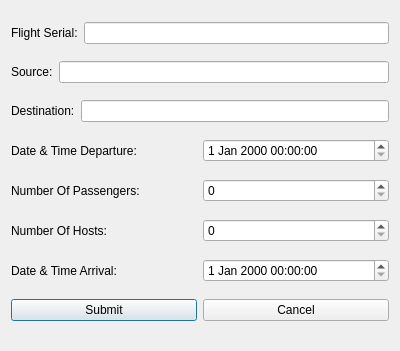
The window that MyProj/addflightdialog.ui (shahabbadihi/airport_managementt) describes before a commit, drawn with Qt 5.
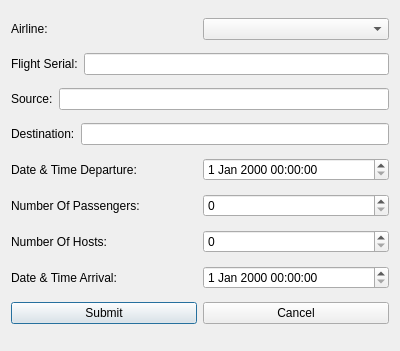
The same window after the commit.

Diff of the .ui file:
```diff
--- a/MyProj/addflightdialog.ui
+++ b/MyProj/addflightdialog.ui
@@ -14,6 +14,20 @@
    <string>Add Flight</string>
   </property>
   <layout class="QVBoxLayout" name="verticalLayout">
+   <item>
+    <layout class="QHBoxLayout" name="horizontalLayout_9">
+     <item>
+      <widget class="QLabel" name="lblAirlineName">
+       <property name="text">
+        <string>Airline:</string>
+       </property>
+      </widget>
+     </item>
+     <item>
+      <widget class="QComboBox" name="comboAirline"/>
+     </item>
+    </layout>
+   </item>
    <item>
     <layout class="QHBoxLayout" name="horizontalLayout">
      <item>
```
